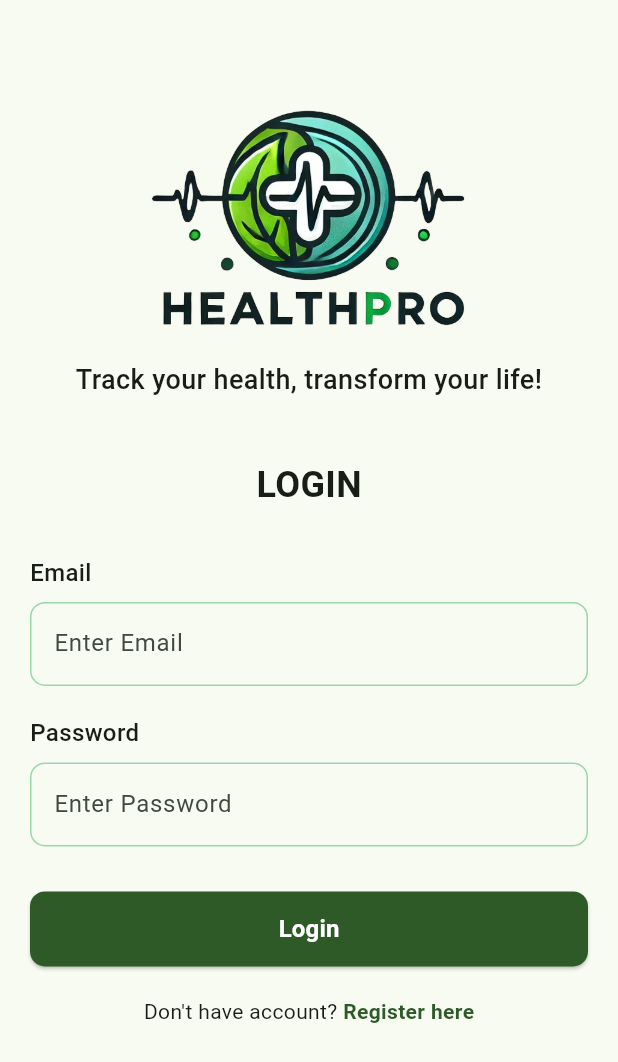
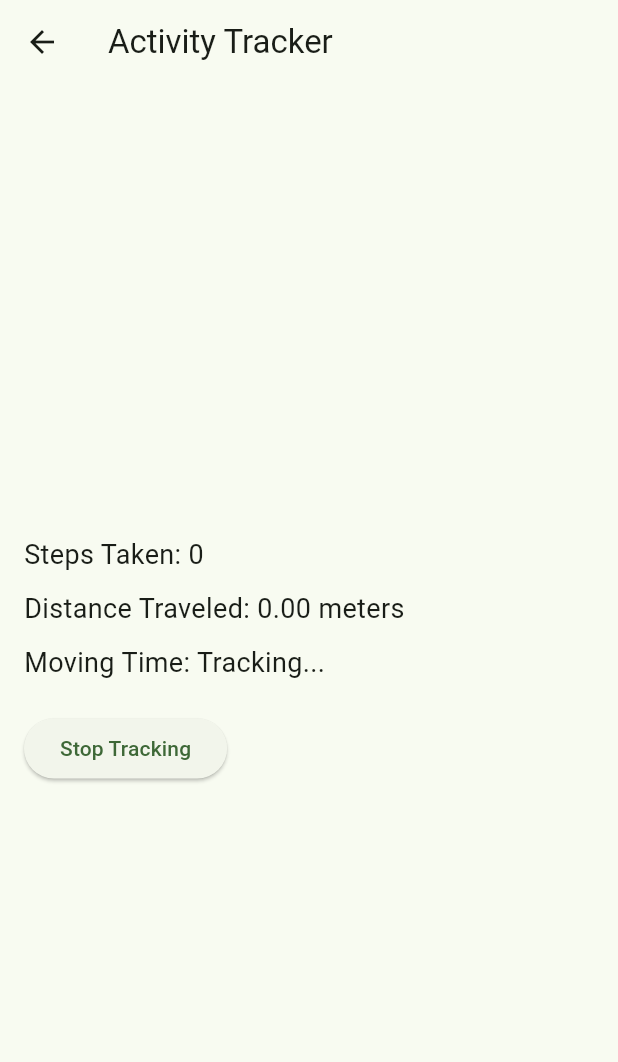
Before and after one commit to William2152/MMP, a Flutter app: the screen it shows after launch, on a phone screen of 412 x 824 dp. Shown: the top 1062 px of the screen. Run offline on Flutter 3.47's test engine with Material 3 defaults, Android fonts, the phone set to English and light mode, and no system bars; our stand-ins replace cloud_firestore, equatable, firebase_auth, firebase_core, flutter_bloc, geolocator and 2 more; accounts and stored records are empty.

Commit message:
StepTrack

```diff
--- /dev/null
+++ b/health_pro/lib/activitytracker.dart
@@ -0,0 +1,156 @@
+import 'package:flutter/material.dart';
+import 'package:geolocator/geolocator.dart';
+import 'package:pedometer/pedometer.dart';
+import 'dart:async';
+
+import 'package:permission_handler/permission_handler.dart';
+
+class ActivityTracker extends StatefulWidget {
+  const ActivityTracker({Key? key}) : super(key: key);
+
+  @override
+  _ActivityTrackerState createState() => _ActivityTrackerState();
+}
+
+class _ActivityTrackerState extends State<ActivityTracker> {
+  // Variabel untuk pelacakan lokasi dan jarak
+  double _distance = 0.0; // Total jarak (meter)
+  List<Position> _positions = []; // Menyimpan lokasi pengguna
+
+  // Variabel untuk waktu bergerak
+  DateTime? _startTime; // Waktu mulai
+  DateTime? _endTime; // Waktu berhenti
+
+  // Variabel untuk langkah
+  int _stepCount = 0; // Total langkah
+
+  @override
+  void initState() {
+    super.initState();
+    _startTracking(); // Memulai pelacakan lokasi
+    _startStepTracking(); // Memulai pelacakan langkah
+    _debugTracker(); // Debug tracker
+  }
+
+  /// Meminta izin lokasi dan mulai melacak
+  Future<void> _startTracking() async {
+    print('Requesting location permission...');
+    LocationPermission permission = await Geolocator.requestPermission();
+    print('Location permission: $permission');
+
+    if (permission == LocationPermission.denied ||
+        permission == LocationPermission.deniedForever) {
+      print('Permission denied.');
+      return;
+    }
+
+    final status = await Permission.activityRecognition.request();
+    if (status.isGranted) {
+      print('Activity Recognition permission granted.');
+    } else {
+      print('Activity Recognition permission denied.');
+    }
+
+    print('Starting location tracking...');
+    _startTime = DateTime.now(); // Catat waktu mulai
+
+    Geolocator.getPositionStream(
+      locationSettings: LocationSettings(
+        accuracy: LocationAccuracy.high,
+        distanceFilter: 5,
+      ),
+    ).listen((Position position) {
+      print('New position: ${position.latitude}, ${position.longitude}');
+      setState(() {
+        if (_positions.isNotEmpty) {
+          // Hitung jarak antara titik terakhir dan titik baru
+          _distance += Geolocator.distanceBetween(
+            _positions.last.latitude,
+            _positions.last.longitude,
+            position.latitude,
+            position.longitude,
+          );
+          print('Updated distance: $_distance meters');
+        }
+        _positions.add(position);
+      });
+    }, onError: (error) {
+      print('Location tracking error: $error');
+    });
+  }
+
+  /// Memulai pelacakan langkah menggunakan pedometer
+  void _startStepTracking() {
+    print('Starting step tracking...');
+    Pedometer.stepCountStream.listen((StepCount event) {
+      print('New step count: ${event.steps}');
+      setState(() {
+        _stepCount = event.steps; // Perbarui jumlah langkah
+      });
+    }, onError: (error) {
+      print('Step tracking error: $error');
+    });
+  }
+
+  /// Debug tracker untuk memantau status
+  void _debugTracker() {
+    Timer.periodic(const Duration(seconds: 5), (timer) {
+      print(
+          'Debug -> Distance: $_distance meters, Steps: $_stepCount, Time: ${_getMovingTime()}');
+      if (_endTime != null) {
+        timer.cancel(); // Hentikan timer jika pelacakan dihentikan
+      }
+    });
+  }
+
+  /// Menghentikan pelacakan
+  void _stopTracking() {
+    print('Stopping tracking...');
+    _endTime = DateTime.now(); // Catat waktu berhenti
+    print('End time: $_endTime');
+    print('Total moving time: ${_getMovingTime()}');
+    setState(() {});
+  }
+
+  /// Menghitung waktu bergerak dalam format jam, menit, detik
+  String _getMovingTime() {
+    if (_startTime == null || _endTime == null) return "N/A";
+    final duration = _endTime!.difference(_startTime!);
+    return "${duration.inHours}h ${duration.inMinutes % 60}m ${duration.inSeconds % 60}s";
+  }
+
+  @override
+  Widget build(BuildContext context) {
+    return Scaffold(
+      appBar: AppBar(title: const Text('Activity Tracker')),
+      body: Padding(
+        padding: const EdgeInsets.all(16.0),
+        child: Column(
+          mainAxisAlignment: MainAxisAlignment.center,
+          crossAxisAlignment: CrossAxisAlignment.start,
+          children: [
+            Text(
+              'Steps Taken: $_stepCount',
+              style: const TextStyle(fontSize: 18),
+            ),
+            const SizedBox(height: 10),
+            Text(
+              'Distance Traveled: ${_distance.toStringAsFixed(2)} meters',
+              style: const TextStyle(fontSize: 18),
+            ),
+            const SizedBox(height: 10),
+            Text(
+              'Moving Time: ${_endTime == null ? "Tracking..." : _getMovingTime()}',
+              style: const TextStyle(fontSize: 18),
+            ),
+            const SizedBox(height: 20),
+            ElevatedButton(
+              onPressed: _stopTracking,
+              child: const Text('Stop Tracking'),
+            ),
+          ],
+        ),
+      ),
+    );
+  }
+}
--- a/health_pro/lib/main.dart
+++ b/health_pro/lib/main.dart
@@ -3,6 +3,7 @@
 import 'package:firebase_core/firebase_core.dart';
 import 'package:flutter/material.dart';
 import 'package:flutter_bloc/flutter_bloc.dart';
+import 'package:health_pro/activitytracker.dart';
 import 'package:health_pro/screens/home_screen.dart';
 import 'package:health_pro/screens/landing_screen.dart';
 import 'package:health_pro/screens/login_screen.dart';
@@ -38,13 +39,14 @@
             seedColor: const Color(0xFF2D5A27),
           ),
         ),
-        initialRoute: '/',
+        initialRoute: '/activity',
         routes: {
           '/': (context) => const LandingScreen(),
           '/login': (context) => const LoginScreen(),
           '/register': (context) => const RegisterScreen(),
           '/home': (context) => const HomeScreen(),
           '/nutrition': (context) => const NutritionCounterScreen(),
+          '/activity': (context) => const ActivityTracker(),
         },
       ),
     );
```
Also changed, not shown: health_pro/pubspec.yaml (+5 -3 lines), health_pro/pubspec.lock, 4 other files.
